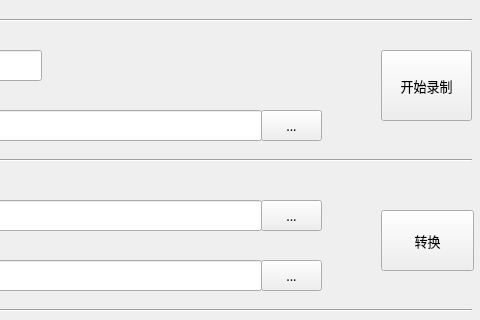
Above: untitled.ui from Rxy-J/BilibiliLiveRecorderV2 before the change; both pictures show x 139 to 619 and y 0 to 320 of the 619 by 597 pixel window. Below: the same form after it.
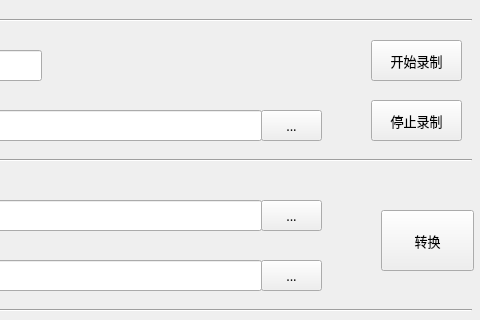
That is the form after the change. Icons and pictures are not drawn.

Patch:
```diff
--- a/untitled.ui
+++ b/untitled.ui
@@ -78,10 +78,10 @@
     </property>
     <property name="geometry">
      <rect>
-      <x>520</x>
-      <y>50</y>
+      <x>510</x>
+      <y>40</y>
       <width>91</width>
-      <height>71</height>
+      <height>41</height>
      </rect>
     </property>
     <property name="mouseTracking">
@@ -359,6 +359,49 @@
      <string>保存路径：</string>
     </property>
    </widget>
+   <widget class="QPushButton" name="stopRecord">
+    <property name="enabled">
+     <bool>true</bool>
+    </property>
+    <property name="geometry">
+     <rect>
+      <x>510</x>
+      <y>100</y>
+      <width>91</width>
+      <height>41</height>
+     </rect>
+    </property>
+    <property name="mouseTracking">
+     <bool>true</bool>
+    </property>
+    <property name="autoFillBackground">
+     <bool>false</bool>
+    </property>
+    <property name="text">
+     <string>停止录制</string>
+    </property>
+    <property name="checkable">
+     <bool>false</bool>
+    </property>
+    <property name="checked">
+     <bool>false</bool>
+    </property>
+    <property name="autoRepeat">
+     <bool>false</bool>
+    </property>
+    <property name="autoExclusive">
+     <bool>false</bool>
+    </property>
+    <property name="autoDefault">
+     <bool>false</bool>
+    </property>
+    <property name="default">
+     <bool>false</bool>
+    </property>
+    <property name="flat">
+     <bool>false</bool>
+    </property>
+   </widget>
   </widget>
   <widget class="QStatusBar" name="statusbar"/>
  </widget>
```
Left out of the diff: 1 changed line with no effect on the pictures.
